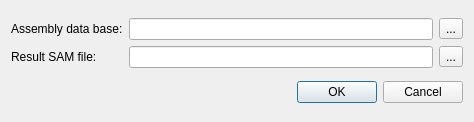
Qt form src/corelibs/U2View/src/util_dna_assembly/ui/AssemblyToSamDialog.ui (violethaze74/ugene) before a commit.
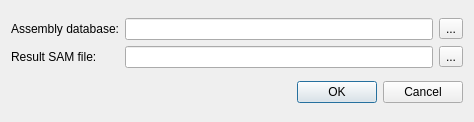
The same form after that commit.

Patch:
```diff
--- a/src/corelibs/U2View/src/util_dna_assembly/ui/AssemblyToSamDialog.ui
+++ b/src/corelibs/U2View/src/util_dna_assembly/ui/AssemblyToSamDialog.ui
@@ -22,7 +22,7 @@
      <item row="0" column="0">
       <widget class="QLabel" name="label">
        <property name="text">
-        <string>Assembly data base:</string>
+        <string>Assembly database:</string>
        </property>
       </widget>
      </item>
```
